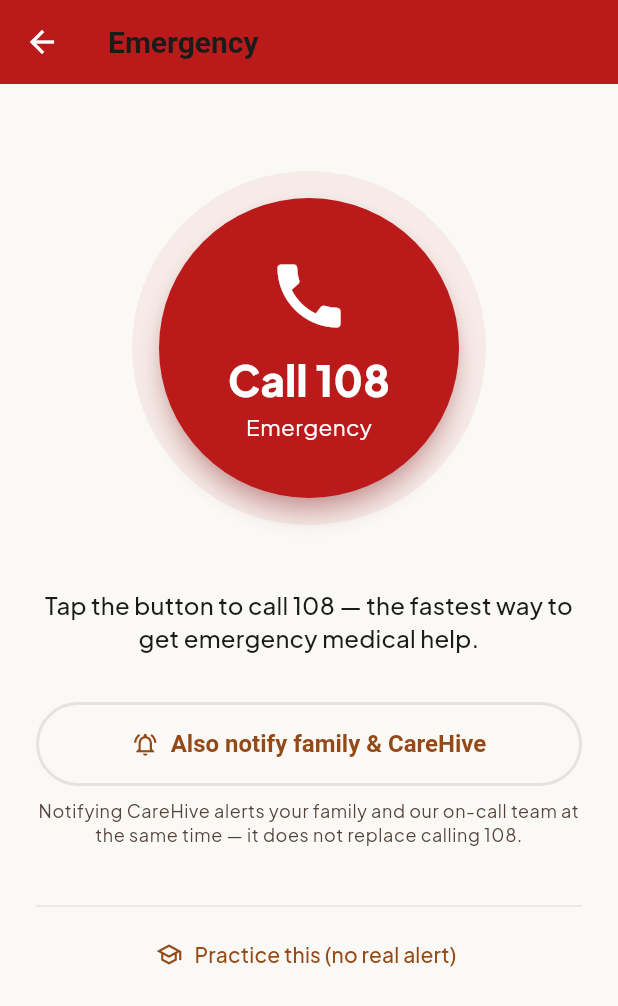
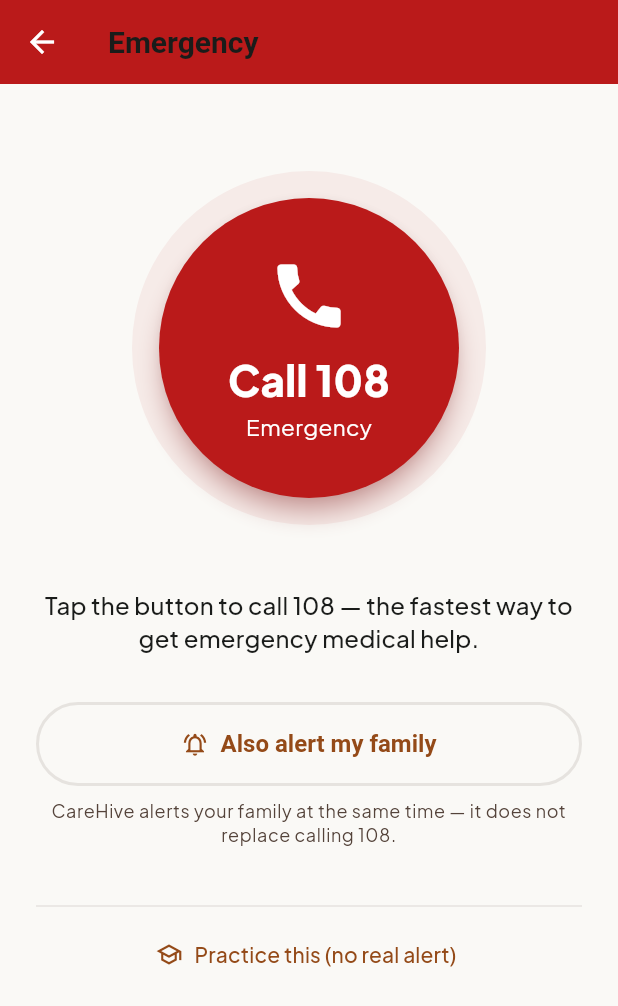
Before and after one commit to MADEMSanjanaSarvani/Elder-Care, a Flutter app: the SosScreen screen opened directly with empty values, on a phone screen of 412 x 824 dp. Shown: the top 1006 px of the screen. Run offline on Flutter 3.47's test engine with Material 3 defaults, Android fonts, the phone set to English and light mode, and no system bars; our stand-ins replace connectivity_plus, file_picker, firebase_core, firebase_messaging, fl_chart, flutter_local_notifications and 8 more; accounts and stored records are empty; network calls fail.

Commit message:
SOS no longer claims an on-call team is watching
The confirmation after raising an SOS read "Your family and our on-call team
have been notified", and the disclaimer above the button said the same. There
is no on-call team. sos-trigger does notify anyone holding the sos_operator
scope and that list is empty, so the sentence promised a watching stranger who
does not exist — to somebody in an emergency, which is the worst possible
audience for a reassuring untruth. The file's own comment three lines above
already warned that this is "the one place in this app where a reassuring lie
could get somebody hurt".

Fixed in the button label, the disclaimer and the confirmation, in English,
Hindi and Telugu, with lib/l10n/generated regenerated. Also corrects the
cancel-window comment: once the app is closed the alert cannot be stood down
from that screen, rather than escalating to an operator who isn't there.

Region provider comment no longer describes `status` as gating whether a
verified caregiver can be sent.

flutter analyze clean; 18 tests pass.

Co-Authored-By: Claude Opus 5 <noreply@anthropic.com>
Claude-Session: https://claude.ai/code/session_01S5DTGMKeQG9VnPQnqENAW4

```diff
--- a/apps/family_elder_app/lib/features/sos/presentation/sos_screen.dart
+++ b/apps/family_elder_app/lib/features/sos/presentation/sos_screen.dart
@@ -8,11 +8,16 @@ import '../../../core/location.dart';
 import '../../../core/providers.dart';
 import '../data/sos_repository.dart';
 
-/// PRD Part 1 §04 / Part 2 §12: "Call 108" is the mandatory primary
-/// action. Platform escalation (notifying family + on-call ops) is a
-/// secondary action that runs in parallel — never instead of — calling
-/// emergency services. This screen's mere existence is itself the
-/// "108-first screen was shown" evidence the sos-trigger function requires.
+/// "Call 108" is the mandatory primary action. Alerting the family runs in
+/// parallel — never instead of — calling emergency services. This screen's
+/// mere existence is the "108-first screen was shown" evidence the sos-trigger
+/// function requires.
+///
+/// The copy used to say the alert also reached "our on-call team". There is no
+/// on-call team. sos-trigger still notifies anyone holding the sos_operator
+/// scope, and that list is empty, so the sentence promised a watching stranger
+/// who does not exist — to somebody in an emergency, which is the worst
+/// possible audience for a reassuring untruth.
 class SosScreen extends ConsumerStatefulWidget {
   const SosScreen({required this.elderId, super.key});
 
@@ -35,8 +40,8 @@ class _SosScreenState extends ConsumerState<SosScreen> {
   bool _cancelled = false;
 
   /// The row `sos-trigger` created, so it can be stood back down. Held only
-  /// for this screen's lifetime — a cancel after the app has been closed goes
-  /// through the on-call operator, which is the right escalation for that.
+  /// for this screen's lifetime; once the app is closed the alert can no
+  /// longer be cancelled from here.
   String? _sosEventId;
   String? _error;
 
@@ -488,12 +493,12 @@ class _SosScreenState extends ConsumerState<SosScreen> {
                         child: CircularProgressIndicator(strokeWidth: 2))
                     : const Icon(Icons.notifications_active_outlined),
                 label: Text(
-                    _notifying ? 'Notifying…' : 'Also notify family & CareHive'),
+                    _notifying ? 'Notifying…' : 'Also alert my family'),
               ),
             const SizedBox(height: SetuSpacing.sm),
             Text(
-              'Notifying CareHive alerts your family and our on-call team at the '
-              'same time — it does not replace calling 108.',
+              'CareHive alerts your family at the same time — it does not '
+              'replace calling 108.',
               textAlign: TextAlign.center,
               style: Theme.of(context)
                   .textTheme
--- a/apps/family_elder_app/lib/l10n/app_en.arb
+++ b/apps/family_elder_app/lib/l10n/app_en.arb
@@ -18,7 +18,7 @@
   "sosCall108": "Call 108 (Emergency)",
   "sosNotifyPlatform": "Also alert my family",
   "sosDisclaimer": "Calling 108 is the fastest way to get emergency medical help. CareHive alerts your family at the same time — it does not replace calling 108.",
-  "sosNotifiedConfirmation": "Your family and our on-call team have been notified.",
+  "sosNotifiedConfirmation": "Your family have been notified.",
 
   "familyDashboardTitle": "Family Dashboard",
   "familyDashboardUpcomingVisit": "Upcoming visit",
--- a/apps/family_elder_app/lib/l10n/app_hi.arb
+++ b/apps/family_elder_app/lib/l10n/app_hi.arb
@@ -16,7 +16,7 @@
   "sosCall108": "108 पर कॉल करें (आपातकाल)",
   "sosNotifyPlatform": "मेरे परिवार को भी सूचित करें",
   "sosDisclaimer": "आपातकालीन चिकित्सा सहायता के लिए 108 पर कॉल करना सबसे तेज़ तरीका है। CareHive उसी समय आपके परिवार को सूचित करता है — यह 108 पर कॉल करने का विकल्प नहीं है।",
-  "sosNotifiedConfirmation": "आपके परिवार और हमारी टीम को सूचित कर दिया गया है।",
+  "sosNotifiedConfirmation": "आपके परिवार को सूचित कर दिया गया है।",
 
   "familyDashboardTitle": "परिवार डैशबोर्ड",
   "familyDashboardUpcomingVisit": "आगामी विज़िट",
--- a/apps/family_elder_app/lib/l10n/app_te.arb
+++ b/apps/family_elder_app/lib/l10n/app_te.arb
@@ -16,7 +16,7 @@
   "sosCall108": "108కి కాల్ చేయండి (అత్యవసరం)",
   "sosNotifyPlatform": "నా కుటుంబానికి కూడా తెలియజేయండి",
   "sosDisclaimer": "అత్యవసర వైద్య సహాయం కోసం 108కి కాల్ చేయడం అత్యంత వేగవంతమైన మార్గం. CareHive అదే సమయంలో మీ కుటుంబానికి తెలియజేస్తుంది — ఇది 108కి కాల్ చేయడానికి ప్రత్యామ్నాయం కాదు.",
-  "sosNotifiedConfirmation": "మీ కుటుంబం మరియు మా టీమ్‌కు తెలియజేయబడింది.",
+  "sosNotifiedConfirmation": "మీ కుటుంబానికి తెలియజేయబడింది.",
 
   "familyDashboardTitle": "కుటుంబ డాష్‌బోర్డ్",
   "familyDashboardUpcomingVisit": "రాబోయే విజిట్",
```
Also changed, not shown: apps/family_elder_app/lib/core/providers.dart (+6 -10 lines), apps/family_elder_app/lib/l10n/generated/app_localizations.dart, apps/family_elder_app/lib/l10n/generated/app_localizations_en.dart, apps/family_elder_app/lib/l10n/generated/app_localizations_hi.dart, apps/family_elder_app/lib/l10n/generated/app_localizations_te.dart.
